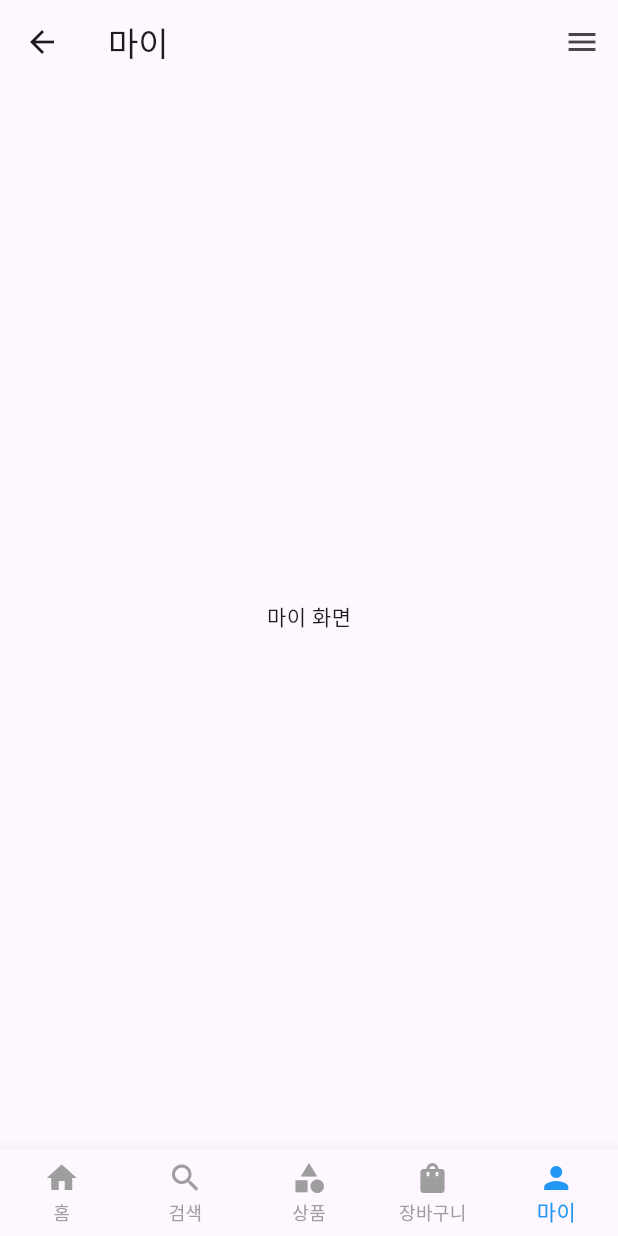
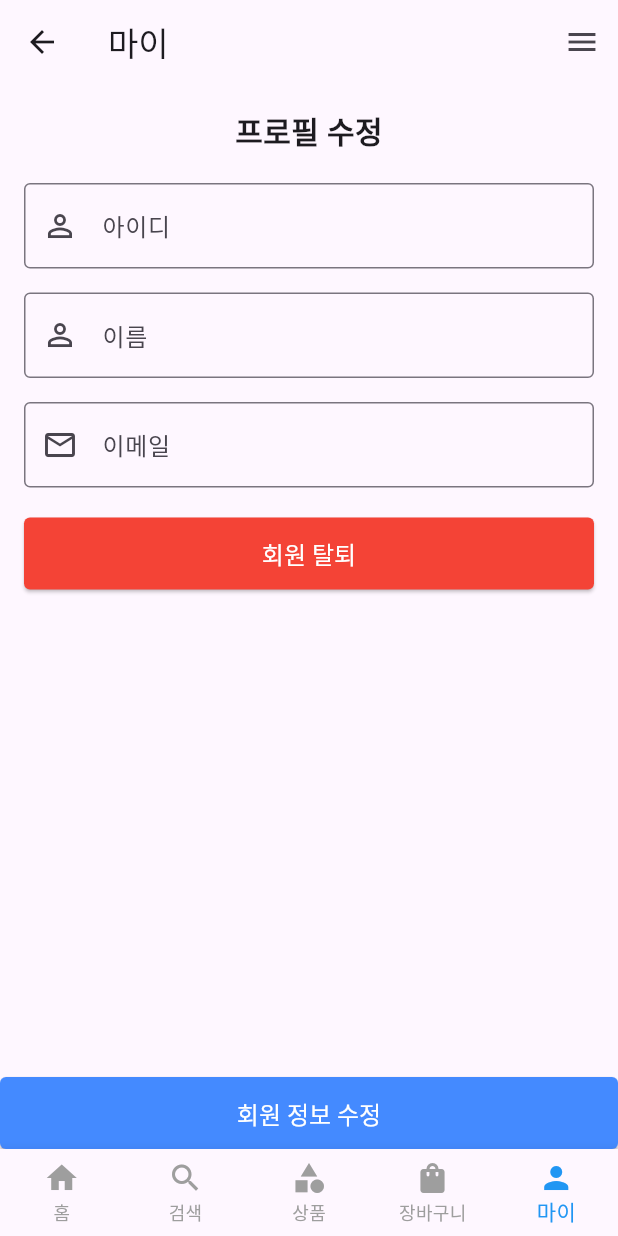
Before and after one commit to lkm5881/flutter_login_app, a Flutter app: the ProfileScreen screen opened by its route, on a phone screen of 412 x 824 dp. Run offline on Flutter 3.47's test engine with Material 3 defaults, Android fonts, the light colour scheme and no system bars.

Commit message:
프로필 화면

```diff
--- a/lib/screens/mypage/profile_screen.dart
+++ b/lib/screens/mypage/profile_screen.dart
@@ -1,5 +1,6 @@
 import 'package:flutter/material.dart';
 import 'package:login_app/widgets/common_bottom_navigation_bar.dart';
+import 'package:login_app/widgets/custom_button.dart';
 import 'package:login_app/widgets/custom_drawer.dart';
 
 class ProfileScreen extends StatefulWidget {
@@ -10,14 +11,105 @@
 }
 
 class _ProfileScreenState extends State<ProfileScreen> {
+
+  final _formKey = GlobalKey<FormState>();
+
+  TextEditingController _usernameController = TextEditingController();
+  TextEditingController _nameController = TextEditingController();
+  TextEditingController _emailController = TextEditingController();
+
+  String? _username;            // 아이디
+  String? _name;                // 이름
+  String? _email;              // 이메일
+
   @override
   Widget build(BuildContext context) {
     return Scaffold(
       appBar: AppBar(
         title: const Text("마이"),
       ),
-      body: Center(
-        child: const Text("마이 화면"),
+      body: Padding(
+        padding: const EdgeInsets.all(16),
+        child: Form(
+          key: _formKey,
+          child: Column(
+            children: [
+              Center(
+                child: Text("프로필 수정",
+                  style: TextStyle(
+                    fontSize: 20,
+                    fontWeight: FontWeight.bold
+                  ),
+                ),
+              ),
+              SizedBox(height: 20),
+              // 아이디
+              TextFormField(
+                controller: _usernameController,
+                validator: (value) {},
+                decoration: const InputDecoration(
+                  labelText: "아이디",
+                  hintText: "아이디를 입력하세요",
+                  prefixIcon: Icon(Icons.person_outline),
+                  border: OutlineInputBorder(),
+                ),
+                onChanged: (value) {
+                  setState(() {
+                    _username = value;
+                  });
+                },
+              ),
+              SizedBox(height: 16),
+              // 이름
+              TextFormField(
+                controller: _nameController,
+                validator: (value) {},
+                decoration: const InputDecoration(
+                  labelText: "이름",
+                  hintText: "이름을 입력하세요",
+                  prefixIcon: Icon(Icons.person_outline),
+                  border: OutlineInputBorder(),
+                ),
+                onChanged: (value) {
+                  setState(() {
+                    _username = value;
+                  });
+                },
+              ),
+              SizedBox(height: 16),
+              // 이메일
+              TextFormField(
+                controller: _emailController,
+                validator: (value) {},
+                decoration: const InputDecoration(
+                  labelText: "이메일",
+                  hintText: "이메일을 입력하세요",
+                  prefixIcon: Icon(Icons.email_outlined),
+                  border: OutlineInputBorder(),
+                ),
+                onChanged: (value) {
+                  setState(() {
+                    _email = value;
+                  });
+                },
+              ),
+              SizedBox(height: 20),
+              CustomButton(
+                text: "회원 탈퇴",
+                isFullWidth: true,
+                backgroundColor: Colors.red,
+                onPressed: () {
+                  // TODO: 회원 탈퇴 처리
+                },
+              ),
+            ],
+          ),
+        ),
+      ),
+      bottomSheet: CustomButton(
+        text: "회원 정보 수정",
+        isFullWidth: true,
+        onPressed: () {}
       ),
       endDrawer: CustomDrawer(),
       bottomNavigationBar: CommonBottomNavigationBar(
```
